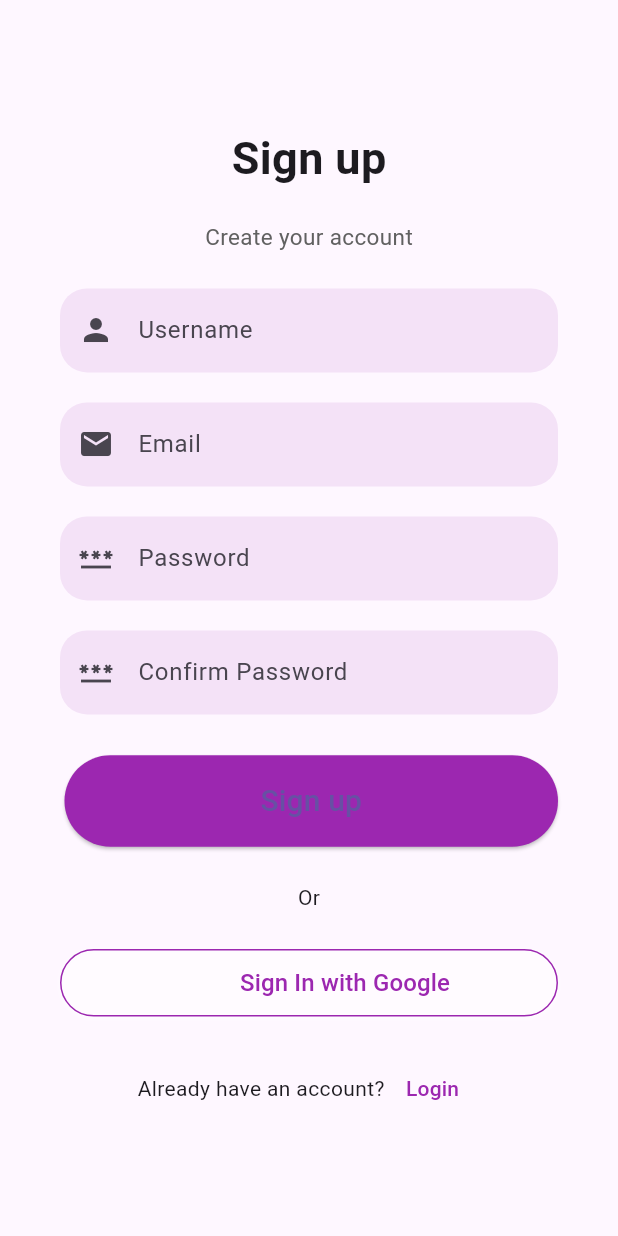
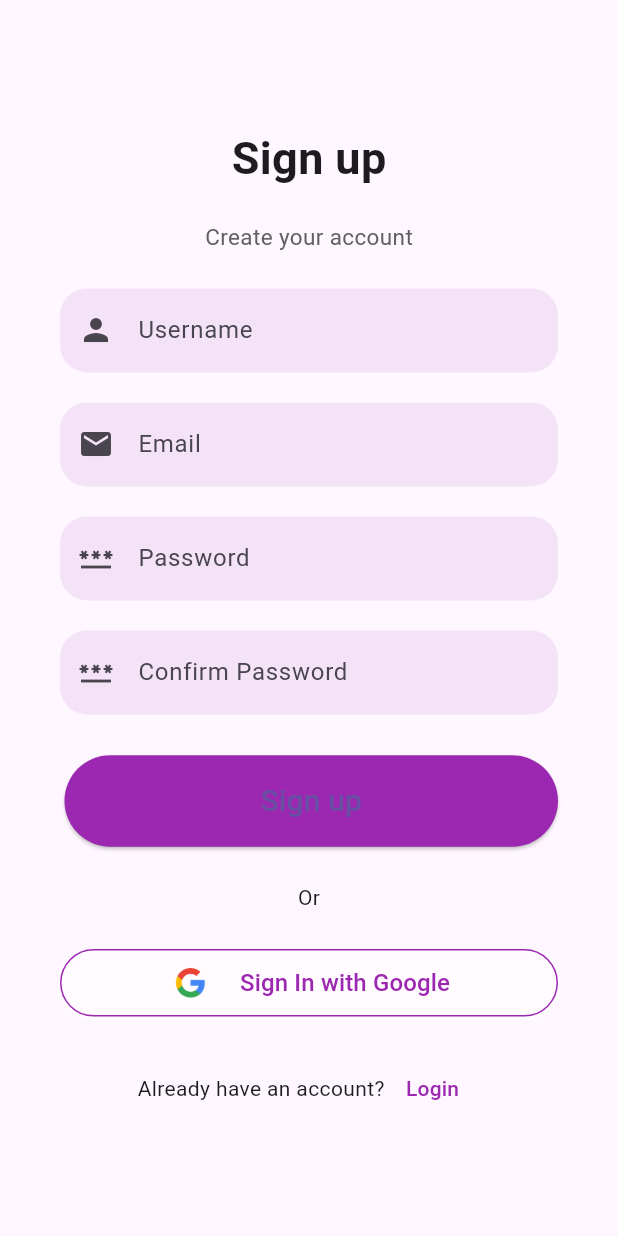
Before and after one commit to vishalgosavi04/FirebaseAuth_With_Bloc, a Flutter app: the screen it shows after launch, on a phone screen of 412 x 824 dp. Run offline on Flutter 3.47's test engine with Material 3 defaults, Android fonts, the phone set to English and light mode, and no system bars; our stand-ins replace bloc, firebase_auth, firebase_core, flutter_bloc, google_sign_in; accounts and stored records are empty.

Commit message:
updated google logo in signup screen

```diff
--- a/lib/presentation/screens/signup_screen.dart
+++ b/lib/presentation/screens/signup_screen.dart
@@ -169,9 +169,9 @@ class _SignupPageState extends State<SignupPage> {
                               height: 30.0,
                               width: 30.0,
                               decoration: const BoxDecoration(
-                                // image: DecorationImage(
-                                //     image:  AssetImage("images/google_logo.png"),
-                                //     fit: BoxFit.cover),
+                               image: DecorationImage(
+                                    image:  AssetImage("assets/images/google_logo.png"),
+                                    fit: BoxFit.cover),
                                 shape: BoxShape.circle,
                               ),
                             ),
```
